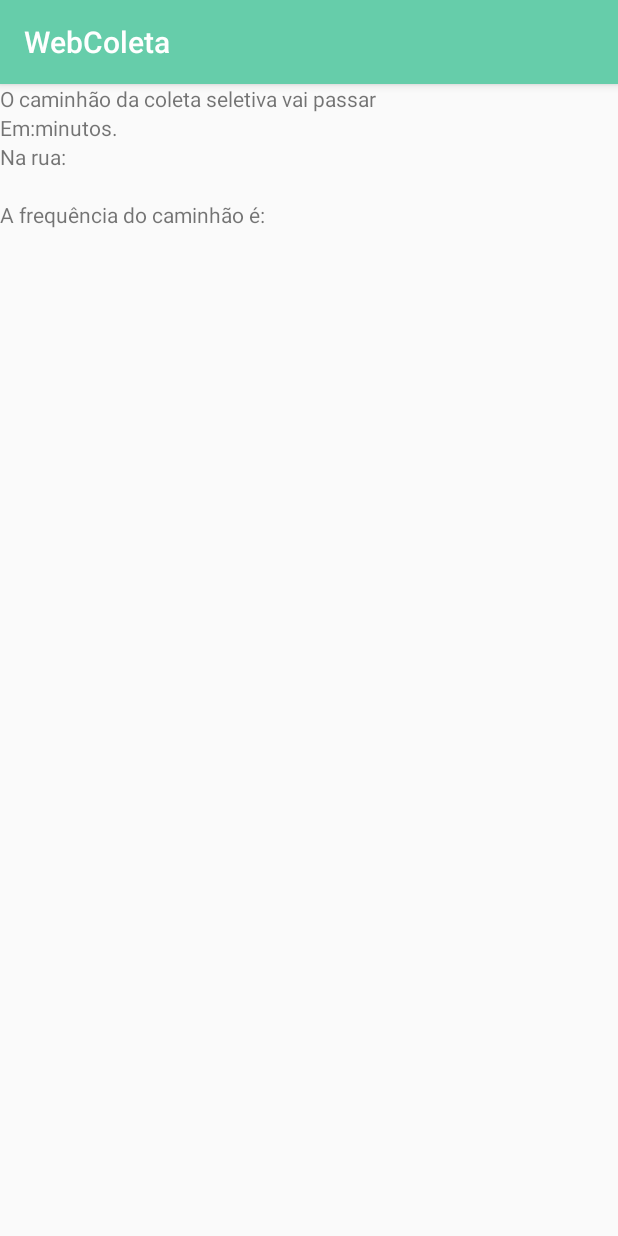
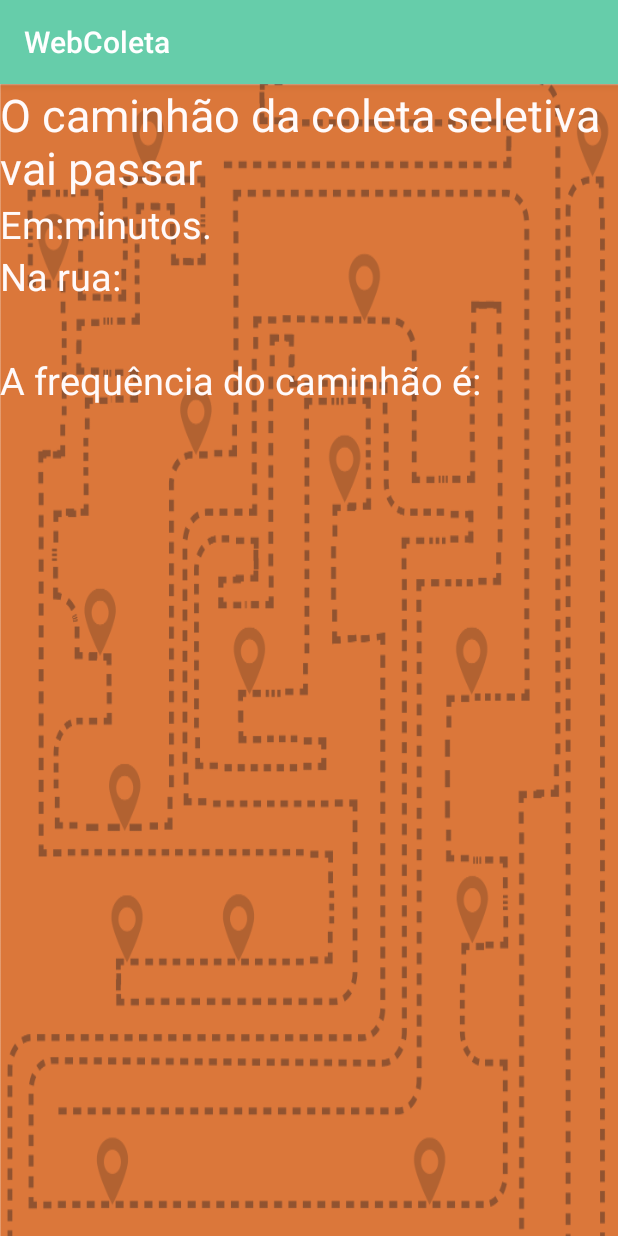
Before and after one commit to erikapessoa/WebColeta, an Android app: the NotificationActivity screen opened directly, with no data from a screen before it, on a phone screen of 412 x 824 dp. Run offline under Robolectric (Android 15) with nearby library versions, the phone set to English and light mode, and no system bars.

Commit message:
Novas Atualizações

```diff
--- a/app/src/main/java/com/example/anderson/webcoleta/GarbagePlaceDetailActivity.java
+++ b/app/src/main/java/com/example/anderson/webcoleta/GarbagePlaceDetailActivity.java
@@ -60,6 +60,8 @@ public class GarbagePlaceDetailActivity extends AppCompatActivity implements OnM
             mTextInterval.setText(mGarbagePlace.getIntervalo());
             mTextFrequency.setText(mGarbagePlace.getFrequencia());
         }
+
+
 
         /* Verificar se este ponto de coleta está registrado para receber notificações, caso esteja,
         exibir esta infrmação e permitir que ele descadastre o ponto. Caso não esteja, permitir que
--- a/app/src/main/res/layout/activity_garbage_place_detail.xml
+++ b/app/src/main/res/layout/activity_garbage_place_detail.xml
@@ -34,8 +34,8 @@
         android:layout_width="wrap_content"
         android:layout_height="wrap_content"
         android:textSize="25dp"
+        android:textColor="@color/colorSnow"
         android:id="@+id/txt_garbage_place_interval"
-        android:textColor="@color/colorSnow"
         android:text="@string/gpd_interval"/>
 
     <TextView
@@ -67,7 +67,6 @@
         android:textColor="@color/colorSnow"
         android:text="@string/gpd_register"/>
 
-
     <LinearLayout
         android:layout_width="wrap_content"
         android:layout_height="97dp">
--- a/app/src/main/res/layout/activity_menu.xml
+++ b/app/src/main/res/layout/activity_menu.xml
@@ -13,7 +13,7 @@
         android:background="@drawable/botao"
         android:layout_width="match_parent"
         android:layout_height="250dp"
-        android:text="Lista"
+        android:text="@string/list_button"
         android:textColor="@color/colorSnow"
         android:textSize="40dp"
         android:onClick="listarPontosColeta"
@@ -25,7 +25,7 @@
         android:background="@drawable/botao"
         android:layout_width="match_parent"
         android:layout_height="250dp"
-        android:text="Busca"
+        android:text="@string/search_button"
         android:textColor="@color/colorSnow"
         android:textSize="40dp"
         android:onClick="buscarPontosColeta"
--- a/app/src/main/res/layout/activity_notification.xml
+++ b/app/src/main/res/layout/activity_notification.xml
@@ -5,12 +5,15 @@
     android:layout_width="match_parent"
     android:layout_height="match_parent"
     android:orientation="vertical"
+    android:background="@drawable/planodefundo"
     tools:context="com.example.anderson.webcoleta.NotificationActivity">
 
 
     <TextView
         android:layout_width="wrap_content"
         android:layout_height="wrap_content"
+        android:textSize="30dp"
+        android:textColor="@color/colorSnow"
         android:text = "@string/n_message_1"/>
 
     <LinearLayout
@@ -22,16 +25,22 @@
          <TextView
             android:layout_width="wrap_content"
             android:layout_height="wrap_content"
+             android:textSize="25dp"
+             android:textColor="@color/colorSnow"
             android:text = "@string/n_time_text"/>
 
         <TextView
             android:layout_width="wrap_content"
             android:layout_height="wrap_content"
+            android:textSize="25dp"
+            android:textColor="@color/colorSnow"
             android:id = "@+id/notification_time"/>
 
         <TextView
             android:layout_width="wrap_content"
             android:layout_height="wrap_content"
+            android:textSize="25dp"
+            android:textColor="@color/colorSnow"
             android:text = "@string/n_minute_text"/>
 
     </LinearLayout>
@@ -39,21 +48,29 @@
     <TextView
         android:layout_width="wrap_content"
         android:layout_height="wrap_content"
+        android:textSize="25dp"
+        android:textColor="@color/colorSnow"
         android:text = "@string/n_street_text"/>
 
     <TextView
         android:layout_width="wrap_content"
         android:layout_height="wrap_content"
+        android:textSize="25dp"
+        android:textColor="@color/colorSnow"
         android:id = "@+id/notification_street"/>
 
     <TextView
         android:layout_width="wrap_content"
         android:layout_height="wrap_content"
+        android:textSize="25dp"
+        android:textColor="@color/colorSnow"
         android:text = "@string/n_message_2"/>
 
     <TextView
         android:layout_width="wrap_content"
         android:layout_height="wrap_content"
+        android:textSize="25dp"
+        android:textColor="@color/colorSnow"
         android:id = "@+id/notification_frequency"/>
 
 </LinearLayout>
--- a/app/src/main/res/layout/activity_register_notification.xml
+++ b/app/src/main/res/layout/activity_register_notification.xml
@@ -22,7 +22,8 @@
     <RadioGroup
         android:layout_width="wrap_content"
         android:layout_height="wrap_content"
-        android:id="@+id/timeOptions">
+        android:id="@+id/timeOptions"
+        >
 
         <RadioButton
             android:layout_width="wrap_content"
--- a/app/src/main/res/layout/activity_search.xml
+++ b/app/src/main/res/layout/activity_search.xml
@@ -15,7 +15,7 @@
         android:textColor="@color/colorSnow"
         android:textStyle="bold"
         android:layout_height="wrap_content"
-        android:text="Turno"
+        android:text="@string/shift_button"
         android:layout_marginStart="32dp"
         android:layout_marginBottom="30dp"
         android:layout_alignBottom="@+id/spinner1"
@@ -33,13 +33,11 @@
         android:layout_toEndOf="@+id/textView2" />
 
 
-
-
     <TextView
         android:id="@+id/textView2"
         android:layout_width="90dp"
         android:layout_height="wrap_content"
-        android:text="Setor"
+        android:text="@string/sector_button"
         android:textStyle="bold"
         android:textSize="15pt"
         android:textColor="@color/colorSnow"
```
Also changed, not shown: app/src/main/res/layout/activity_garbage_place_list.xml (+4 -3 lines), app/src/main/res/values/strings.xml (+17 -1 lines), 1 other file.
